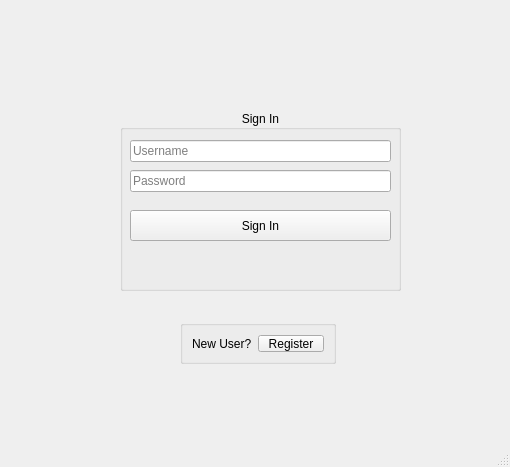
This is ui/loginWindow.ui in yasar12123/Soft27101-PMS as Qt 5 draws it before an edit. The edited form follows.
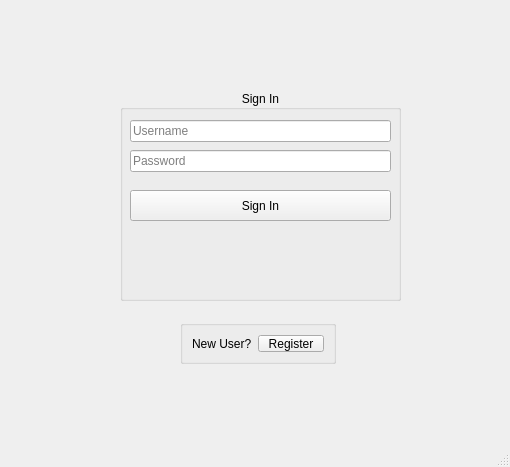
This is the edited form.

Commit message: created register ui

```diff
--- a/ui/loginWindow.ui
+++ b/ui/loginWindow.ui
@@ -18,9 +18,9 @@
     <property name="geometry">
      <rect>
       <x>120</x>
-      <y>110</y>
+      <y>90</y>
       <width>281</width>
-      <height>181</height>
+      <height>211</height>
      </rect>
     </property>
     <property name="title">
@@ -90,9 +90,9 @@
      <property name="geometry">
       <rect>
        <x>10</x>
-       <y>140</y>
+       <y>150</y>
        <width>261</width>
-       <height>21</height>
+       <height>41</height>
       </rect>
      </property>
      <property name="text">
```
The commit also changes 4 other files.
